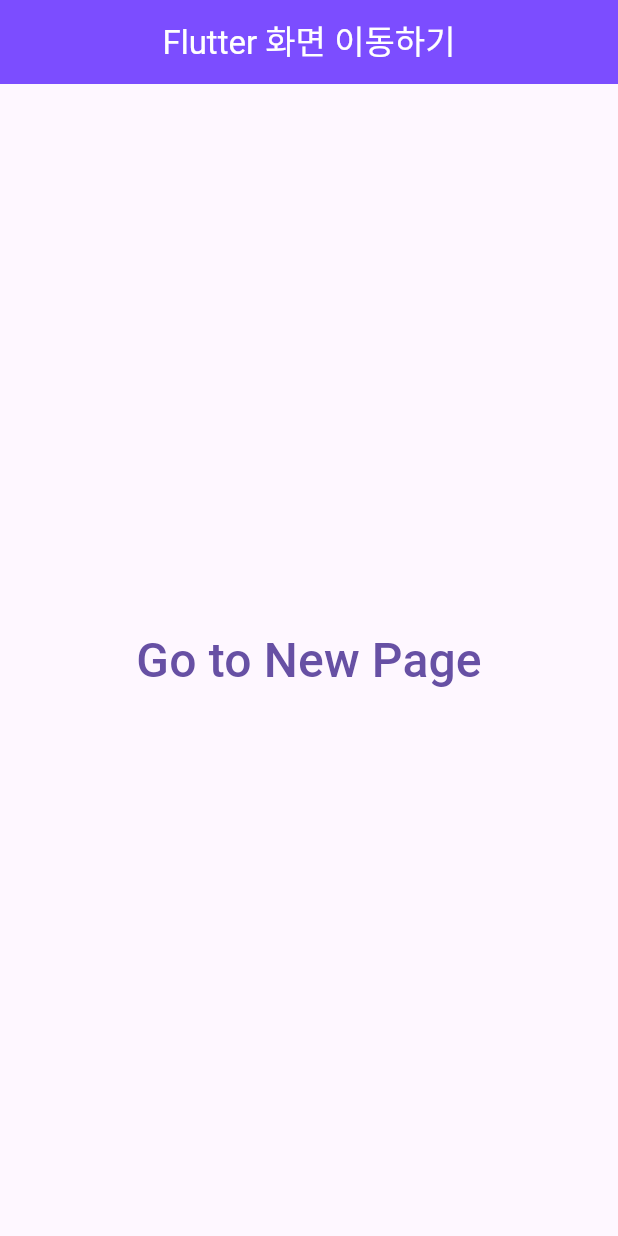
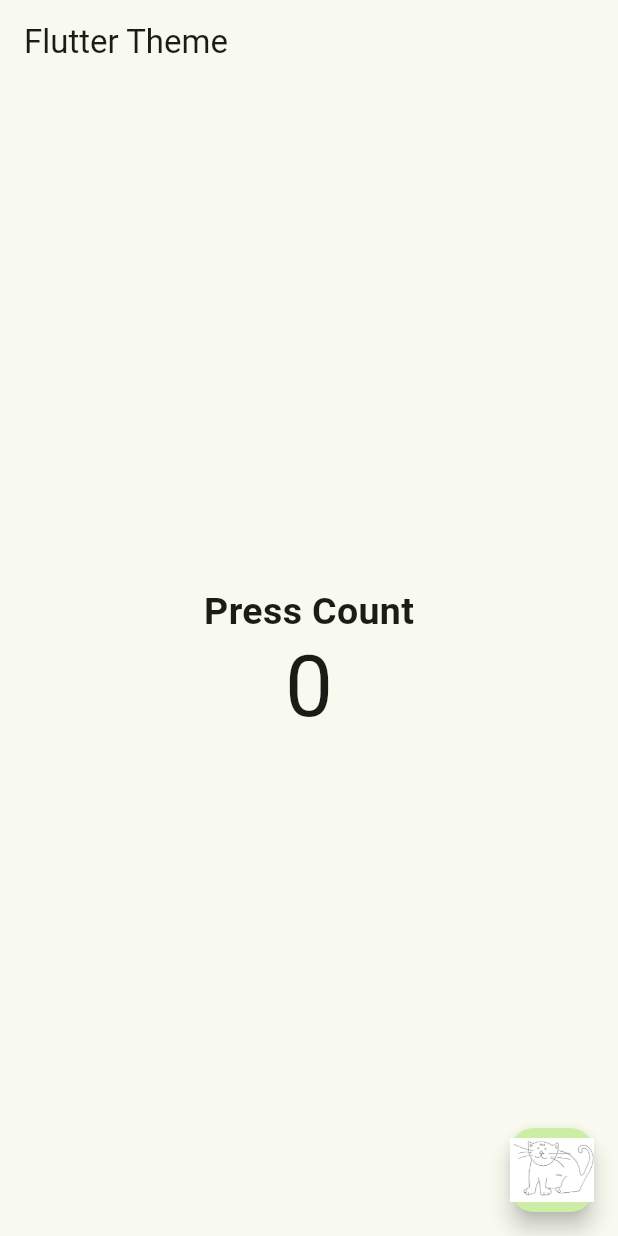
Before and after one commit to nninyeong/FlutterTest, a Flutter app: the screen it shows after launch, on a phone screen of 412 x 824 dp. Run offline on Flutter 3.47's test engine with Material 3 defaults, Android fonts, the phone set to English and light mode, and no system bars; our stand-ins replace go_router.

Commit message:
Theme 사용해보기

```diff
--- /dev/null
+++ b/lib/Style/theme.dart
@@ -0,0 +1,13 @@
+import 'package:flutter/material.dart';
+
+final customTheme = ThemeData(
+  colorScheme: ColorScheme.fromSeed(
+    seedColor: Colors.lightGreen,
+  ),
+  textTheme: const TextTheme(
+    bodyLarge: TextStyle(
+      fontWeight: FontWeight.bold,
+      fontSize: 25,
+    ),
+  ),
+);
--- a/lib/main.dart
+++ b/lib/main.dart
@@ -1,29 +1,15 @@
 import 'package:flutter/cupertino.dart';
 import 'package:flutter/material.dart';
-import 'package:flutter_project_ex/screen/new_page.dart';
-import 'package:go_router/go_router.dart';
+
+import 'Style/theme.dart';
 
 void main() {
-  runApp(MaterialApp.router(
-    routerConfig: GoRouter(
-      initialLocation: '/',
-      routes: [
-        GoRoute(
-            path: '/',
-            name: 'home',
-            builder: (context, _) => const HomeWidget(),
-        ),
-        GoRoute(
-            path: '/new',
-            name: 'new',
-            builder: (context, _) => const NewPage()),
-        GoRoute(
-            path: '/new1',
-            name: 'new1',
-            builder: (context, _) => const NewPage2())
-      ],
+  runApp(
+    MaterialApp(
+      home: const HomeWidget(),
+      theme: customTheme,
     ),
-  ));
+  );
 }
 
 class HomeWidget extends StatefulWidget {
@@ -34,29 +20,52 @@ class HomeWidget extends StatefulWidget {
 }
 
 class _HomeWidgetState extends State<HomeWidget> {
-  late int index;
+  int count = 0;
+
+  late AssetImage currentImage;
+  List<AssetImage> testing = [const AssetImage('assets/images/cat.png'),
+  const AssetImage('assets/images/test.png')];
 
   @override
   void initState() {
+    // TODO: implement initState
     super.initState();
-    index = 0;
+    currentImage = testing[0];
   }
 
   @override
   Widget build(BuildContext context) {
+    final textTheme = Theme.of(context).textTheme;
+
     return Scaffold(
-        appBar: AppBar(
-            title: const Text('Flutter 화면 이동하기'),
-            backgroundColor: Colors.deepPurpleAccent,
-            foregroundColor: Colors.white,
-            centerTitle: true),
-        body: Center(
-          child: TextButton(
-              child: Text('Go to New Page', style: TextStyle(fontSize: 32)),
-              onPressed: () {
-                context.pushNamed('new');
-              }),
-        )
+      appBar: AppBar(
+        title: const Text('Flutter Theme'),
+      ),
+      body: Center(
+        child: Column(
+          mainAxisAlignment: MainAxisAlignment.center,
+          children: [
+            Text(
+              'Press Count',
+              style: customTheme.textTheme.bodyLarge,
+            ),
+            Text(
+              '$count',
+              style: textTheme.displayLarge,
+            ),
+          ],
+        ),
+      ),
+      floatingActionButton: FloatingActionButton(
+          onPressed: () {
+            setState(() {
+              count++;
+              currentImage = testing[count % 2];
+            });
+          },
+          child: Image(
+            image: currentImage,
+          )),
     );
   }
 }
```
Also changed, not shown: assets/images/cat.png (added), assets/images/test.png (added).
